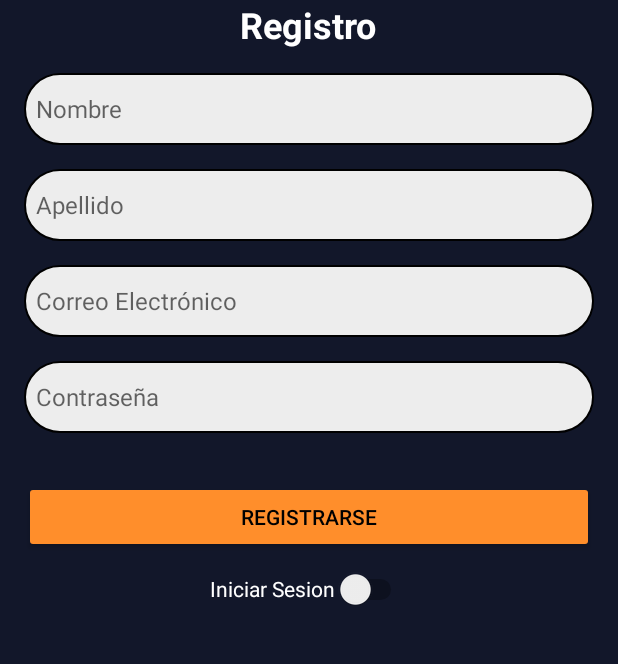
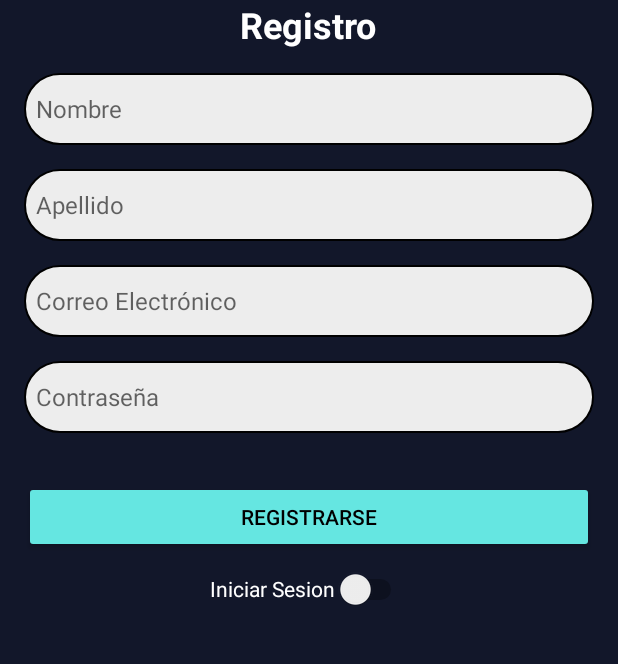
Before and after one commit to Li-Bros/note, an Android app: the screen it shows after launch (MainActivity), on a phone screen of 412 x 824 dp, the part 422-1086 px from its top. Run offline under Robolectric (Android 15) with nearby library versions, the phone set to English and light mode, and no system bars; 3 statements that could not run were skipped.

Commit message:
Sergio, cambio de color registro

```diff
--- a/app/src/main/res/layout/activity_main.xml
+++ b/app/src/main/res/layout/activity_main.xml
@@ -92,7 +92,7 @@
             android:id="@+id/Registro"
             android:layout_width="match_parent"
             android:layout_height="wrap_content"
-            android:backgroundTint="#FF8E2B"
+            android:backgroundTint="@color/button"
             android:text="Registrarse"
             android:textColor="@color/black" />
 
```
